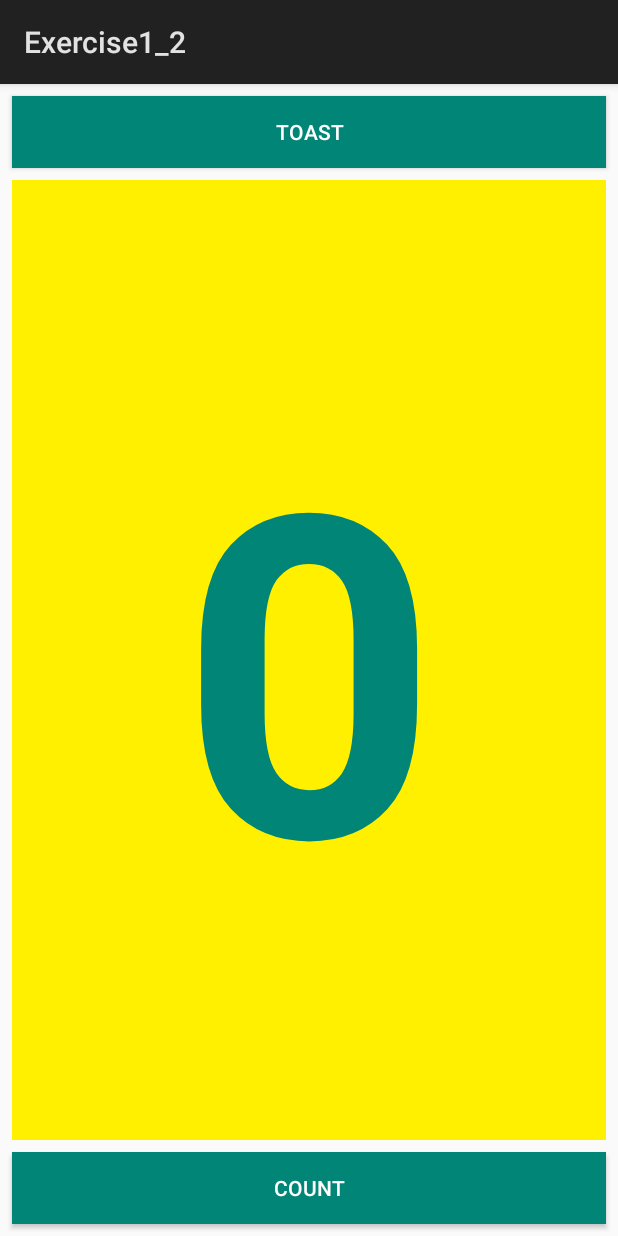
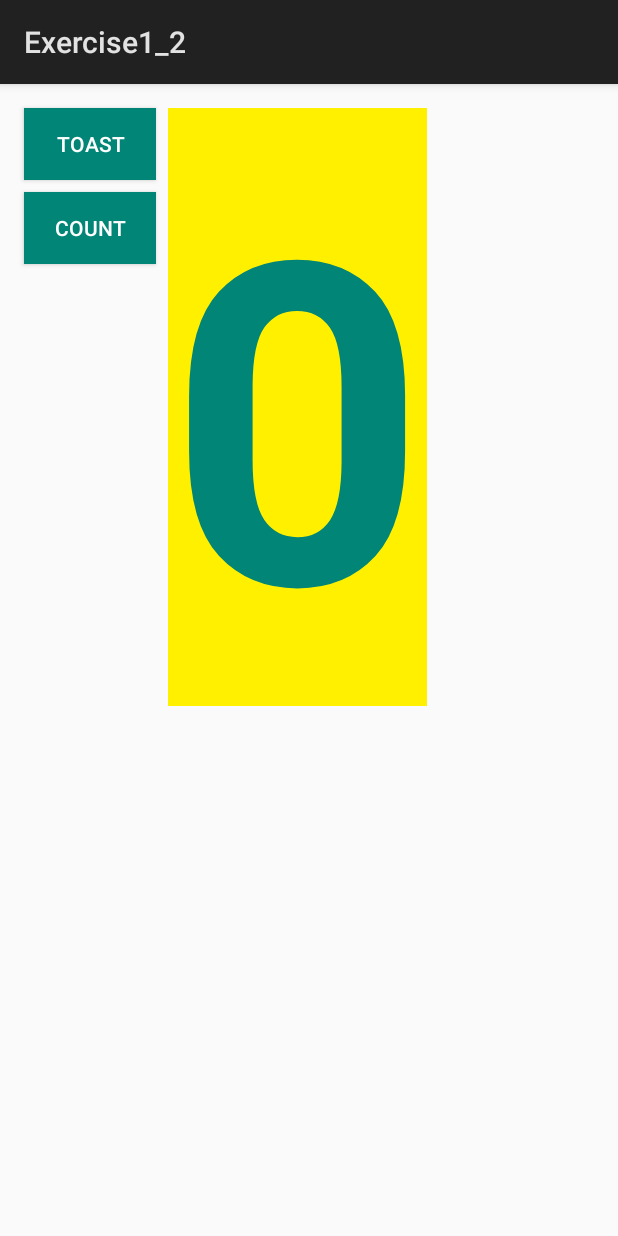
Before and after one commit to dburchill/Android-Exercises, an Android app: the screen it shows after launch (HelloToastActivity), on a phone screen of 412 x 824 dp. Run offline under Robolectric (Android 15) with nearby library versions, the phone set to English and light mode, and no system bars.

Commit message:
challenge done

```diff
--- a/Exercise1_2/app/src/main/res/layout/activity_hello_toast.xml
+++ b/Exercise1_2/app/src/main/res/layout/activity_hello_toast.xml
@@ -9,26 +9,21 @@
 
     <Button
         android:id="@+id/toast_button"
-        android:layout_width="0dp"
+        android:layout_width="wrap_content"
         android:layout_height="wrap_content"
-        android:layout_marginStart="8dp"
-        android:layout_marginTop="8dp"
-        android:layout_marginEnd="8dp"
+        android:layout_marginStart="16dp"
+        android:layout_marginTop="16dp"
         android:background="@color/colorPrimary"
         android:text="@string/button_label_toast"
         android:textColor="@android:color/white"
-        app:layout_constraintEnd_toEndOf="parent"
         app:layout_constraintStart_toStartOf="parent"
         app:layout_constraintTop_toTopOf="parent" />
 
     <TextView
         android:id="@+id/show_count"
-        android:layout_width="0dp"
-        android:layout_height="0dp"
+        android:layout_width="wrap_content"
+        android:layout_height="wrap_content"
         android:layout_marginStart="8dp"
-        android:layout_marginTop="8dp"
-        android:layout_marginEnd="8dp"
-        android:layout_marginBottom="8dp"
         android:background="#FFF000"
         android:gravity="center_vertical"
         android:text="0"
@@ -36,24 +31,18 @@
         android:textColor="@color/colorPrimary"
         android:textSize="300sp"
         android:textStyle="bold"
-        app:layout_constraintBottom_toTopOf="@+id/count_button"
-        app:layout_constraintEnd_toEndOf="parent"
-        app:layout_constraintHorizontal_bias="0.50"
-        app:layout_constraintStart_toStartOf="parent"
-        app:layout_constraintTop_toBottomOf="@+id/toast_button" />
+        app:layout_constraintStart_toEndOf="@+id/count_button"
+        app:layout_constraintTop_toTopOf="@+id/toast_button" />
 
     <Button
         android:id="@+id/count_button"
-        android:layout_width="0dp"
+        android:layout_width="wrap_content"
         android:layout_height="wrap_content"
-        android:layout_marginStart="8dp"
-        android:layout_marginEnd="8dp"
-        android:layout_marginBottom="8dp"
+        android:layout_marginTop="8dp"
         android:background="@color/colorPrimary"
         android:text="@string/button_label_count"
         android:textColor="@android:color/white"
-        app:layout_constraintBottom_toBottomOf="parent"
-        app:layout_constraintEnd_toEndOf="parent"
-        app:layout_constraintStart_toStartOf="parent" />
+        app:layout_constraintStart_toStartOf="@+id/toast_button"
+        app:layout_constraintTop_toBottomOf="@+id/toast_button" />
 
 </android.support.constraint.ConstraintLayout>
```
